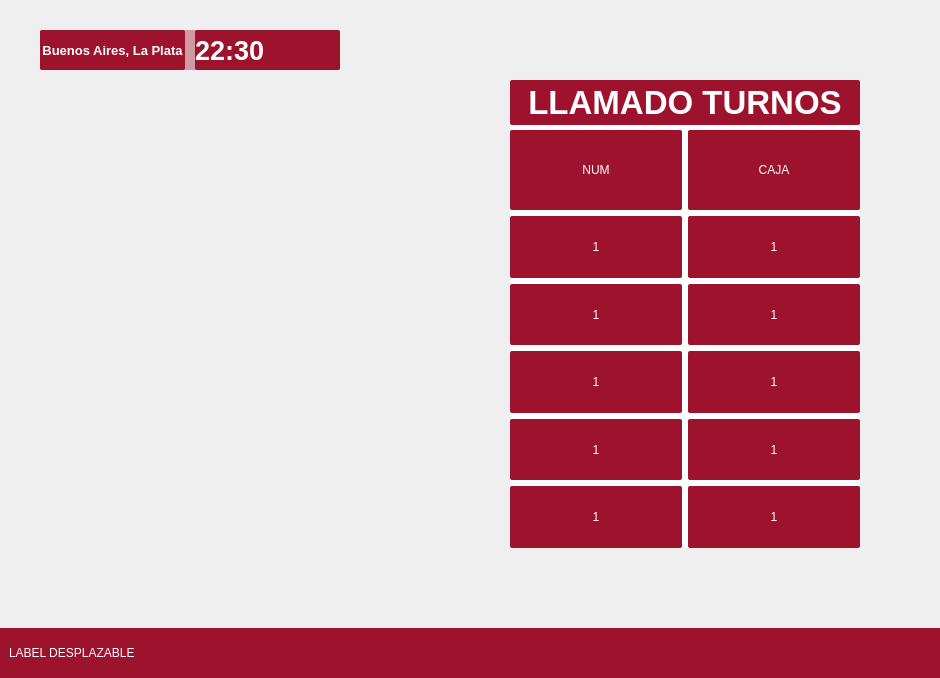
Gonzaloned/ProgramaTicketera, file Display/newDisplay.ui: the form before one commit.
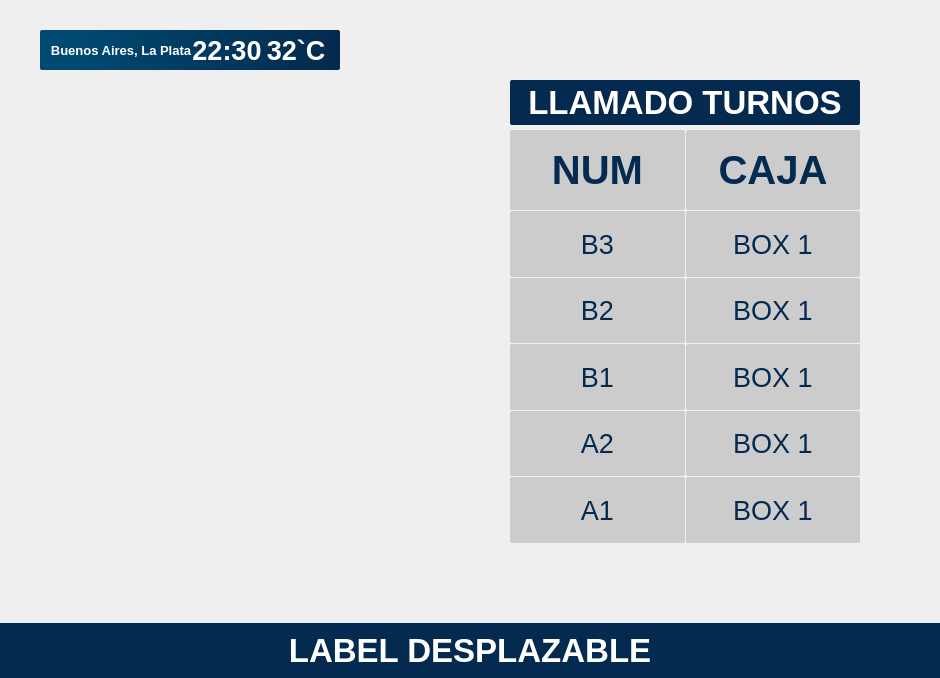
The form after the commit. Icons and pictures are not drawn.

```diff
--- a/Display/newDisplay.ui
+++ b/Display/newDisplay.ui
@@ -6,7 +6,7 @@
    <rect>
     <x>0</x>
     <y>0</y>
-    <width>899</width>
+    <width>940</width>
     <height>678</height>
    </rect>
   </property>
@@ -14,31 +14,35 @@
    <string>MainWindow</string>
   </property>
   <property name="styleSheet">
-   <string notr="true">#top {
-	background-color: rgba(157, 19, 45,100);
+   <string notr="true">#borde_top {
+	background-color: qlineargradient(spread:pad, x1:0.977, y1:0.636409, x2:0.125, y2:0.636636, stop:0 rgba(4, 42, 79,255), stop:1 rgba(0, 73, 113,255));
 	border-radius:2px;
 }
+#borde_top QLabel{
+	color:white;
+}
 
 #widget{
-	background-image: url(:/img/src/img/fondotransparente.jpg);
+	background-image: url(:/img/src/img/grisSinFondo.jpg);
 }
 
-#bottom{
-background-color: rgb(157, 19, 45);
-}
+
 
 #borde_imagen{
-border-image: url(:/img/src/img/fondo_sin.jpg);
+	border-image: url(:/img/src/img/fondo_sin.jpg);
 	border-radius:10px;
 }
 
 #imagen{
 	
-	border-image: url(:/img/src/img/fondo.jpg);
+	border-image: url(:/img/src/img/logo.jpeg);
 	
-	
 }
-
+#titulo_llamado{
+	background-color: rgb(4, 42, 79);
+	color:white;
+	border-radius:2px;
+}
 #borde_turnos{
 	
 
@@ -46,22 +50,24 @@
 	
 }
 
-#base_turnos{
-background-color: white;
+#nums QLabel{
+	background-color: rgb(204, 204, 204);
 
-}
+	color:	rgb(4, 42, 79);
+	border-radius:2px;
 
-#base_nums{
-
 }
-#base_titulo{
 
+#borde_bottom{
+	background-color: rgb(4, 42, 79);
+	color:white;
 }
-QLabel{
-background-color: rgb(157, 19, 45);
-color:white;
-border-radius:2px;
-}</string>
+#borde_bottom QLabel{
+	background-color: rgb(4, 42, 79);
+	color:white;
+}
+
+</string>
   </property>
   <widget class="QWidget" name="centralwidget">
    <layout class="QVBoxLayout" name="verticalLayout">
@@ -126,7 +132,7 @@
            <number>10</number>
           </property>
           <item>
-           <widget class="QWidget" name="top" native="true">
+           <widget class="QWidget" name="borde_top" native="true">
             <property name="sizePolicy">
              <sizepolicy hsizetype="Preferred" vsizetype="Preferred">
               <horstretch>0</horstretch>
@@ -147,16 +153,16 @@
             </property>
             <layout class="QHBoxLayout" name="horizontalLayout_10">
              <property name="spacing">
-              <number>10</number>
+              <number>0</number>
              </property>
              <property name="leftMargin">
-              <number>0</number>
+              <number>10</number>
              </property>
              <property name="topMargin">
               <number>0</number>
              </property>
              <property name="rightMargin">
-              <number>0</number>
+              <number>10</number>
              </property>
              <property name="bottomMargin">
               <number>0</number>
@@ -189,7 +195,23 @@
                 <string>22:30</string>
                </property>
                <property name="alignment">
-                <set>Qt::AlignLeading|Qt::AlignLeft|Qt::AlignVCenter</set>
+                <set>Qt::AlignCenter</set>
+               </property>
+              </widget>
+             </item>
+             <item>
+              <widget class="QLabel" name="label_4">
+               <property name="font">
+                <font>
+                 <pointsize>20</pointsize>
+                 <bold>true</bold>
+                </font>
+               </property>
+               <property name="text">
+                <string>32`C</string>
+               </property>
+               <property name="alignment">
+                <set>Qt::AlignCenter</set>
                </property>
               </widget>
              </item>
@@ -242,16 +264,16 @@
                </property>
                <layout class="QVBoxLayout" name="verticalLayout_4">
                 <property name="leftMargin">
-                 <number>20</number>
+                 <number>15</number>
                 </property>
                 <property name="topMargin">
-                 <number>20</number>
+                 <number>25</number>
                 </property>
                 <property name="rightMargin">
-                 <number>20</number>
+                 <number>15</number>
                 </property>
                 <property name="bottomMargin">
-                 <number>20</number>
+                 <number>25</number>
                 </property>
                 <item>
                  <widget class="QWidget" name="imagen" native="true"/>
@@ -344,7 +366,7 @@
                        <number>5</number>
                       </property>
                       <item>
-                       <widget class="QLabel" name="label">
+                       <widget class="QLabel" name="titulo_llamado">
                         <property name="font">
                          <font>
                           <pointsize>25</pointsize>
@@ -365,6 +387,9 @@
                    <item>
                     <widget class="QWidget" name="base_nums" native="true">
                      <layout class="QHBoxLayout" name="horizontalLayout_3">
+                      <property name="spacing">
+                       <number>0</number>
+                      </property>
                       <property name="leftMargin">
                        <number>0</number>
                       </property>
@@ -379,7 +404,15 @@
                       </property>
                       <item>
                        <widget class="QWidget" name="nums" native="true">
+                        <property name="font">
+                         <font>
+                          <pointsize>20</pointsize>
+                         </font>
+                        </property>
                         <layout class="QVBoxLayout" name="verticalLayout_7">
+                         <property name="spacing">
+                          <number>1</number>
+                         </property>
                          <property name="leftMargin">
                           <number>0</number>
                          </property>
@@ -401,6 +434,9 @@
                             </size>
                            </property>
                            <layout class="QHBoxLayout" name="horizontalLayout_4">
+                            <property name="spacing">
+                             <number>1</number>
+                            </property>
                             <property name="leftMargin">
                              <number>0</number>
                             </property>
@@ -433,6 +469,12 @@
                                </property>
                                <item>
                                 <widget class="QLabel" name="label_num">
+                                 <property name="font">
+                                  <font>
+                                   <pointsize>30</pointsize>
+                                   <bold>true</bold>
+                                  </font>
+                                 </property>
                                  <property name="text">
                                   <string>NUM</string>
                                  </property>
@@ -461,6 +503,12 @@
                                </property>
                                <item>
                                 <widget class="QLabel" name="label_caja">
+                                 <property name="font">
+                                  <font>
+                                   <pointsize>30</pointsize>
+                                   <bold>true</bold>
+                                  </font>
+                                 </property>
                                  <property name="text">
                                   <string>CAJA</string>
                                  </property>
@@ -478,6 +526,9 @@
                          <item>
                           <widget class="QWidget" name="box_1" native="true">
                            <layout class="QHBoxLayout" name="horizontalLayout_5">
+                            <property name="spacing">
+                             <number>1</number>
+                            </property>
                             <property name="leftMargin">
                              <number>0</number>
                             </property>
@@ -492,8 +543,13 @@
                             </property>
                             <item>
                              <widget class="QLabel" name="num1">
+                              <property name="font">
+                               <font>
+                                <pointsize>20</pointsize>
+                               </font>
+                              </property>
                               <property name="text">
-                               <string>1</string>
+                               <string>B3</string>
                               </property>
                               <property name="alignment">
                                <set>Qt::AlignCenter</set>
@@ -502,8 +558,14 @@
                             </item>
                             <item>
                              <widget class="QLabel" name="caja1">
+                              <property name="font">
+                               <font>
+                                <pointsize>20</pointsize>
+                                <bold>false</bold>
+                               </font>
+                              </property>
                               <property name="text">
-                               <string>1</string>
+                               <string>BOX 1</string>
                               </property>
                               <property name="alignment">
                                <set>Qt::AlignCenter</set>
@@ -516,6 +578,9 @@
                          <item>
                           <widget class="QWidget" name="box_2" native="true">
                            <layout class="QHBoxLayout" name="horizontalLayout_6">
+                            <property name="spacing">
+                             <number>1</number>
+                            </property>
                             <property name="leftMargin">
                              <number>0</number>
                             </property>
@@ -530,8 +595,13 @@
                             </property>
                             <item>
                              <widget class="QLabel" name="num2">
+                              <property name="font">
+                               <font>
+                                <pointsize>20</pointsize>
+                               </font>
+                              </property>
                               <property name="text">
-                               <string>1</string>
+                               <string>B2</string>
                               </property>
                               <property name="alignment">
                                <set>Qt::AlignCenter</set>
@@ -540,8 +610,13 @@
                             </item>
                             <item>
                              <widget class="QLabel" name="caja2">
+                              <property name="font">
+                               <font>
+                                <pointsize>20</pointsize>
+                               </font>
+                              </property>
                               <property name="text">
-                               <string>1</string>
+                               <string>BOX 1</string>
                               </property>
                               <property name="alignment">
                                <set>Qt::AlignCenter</set>
@@ -554,6 +629,9 @@
                          <item>
                           <widget class="QWidget" name="box_3" native="true">
                            <layout class="QHBoxLayout" name="horizontalLayout_7">
+                            <property name="spacing">
+                             <number>1</number>
+                            </property>
                             <property name="leftMargin">
                              <number>0</number>
                             </property>
@@ -568,8 +646,13 @@
                             </property>
                             <item>
                              <widget class="QLabel" name="num3">
+                              <property name="font">
+                               <font>
+                                <pointsize>20</pointsize>
+                               </font>
+                              </property>
                               <property name="text">
-                               <string>1</string>
+                               <string>B1</string>
                               </property>
                               <property name="alignment">
                                <set>Qt::AlignCenter</set>
@@ -578,8 +661,13 @@
                             </item>
                             <item>
                              <widget class="QLabel" name="caja3">
+                              <property name="font">
+                               <font>
+                                <pointsize>20</pointsize>
+                               </font>
+                              </property>
                               <property name="text">
-                               <string>1</string>
+                               <string>BOX 1</string>
                               </property>
                               <property name="alignment">
                                <set>Qt::AlignCenter</set>
@@ -592,6 +680,9 @@
                          <item>
                           <widget class="QWidget" name="box_4" native="true">
                            <layout class="QHBoxLayout" name="horizontalLayout_8">
+                            <property name="spacing">
+                             <number>1</number>
+                            </property>
                             <property name="leftMargin">
                              <number>0</number>
                             </property>
@@ -606,8 +697,13 @@
                             </property>
                             <item>
                              <widget class="QLabel" name="num4">
+                              <property name="font">
+                               <font>
+                                <pointsize>20</pointsize>
+                               </font>
+                              </property>
                               <property name="text">
-                               <string>1</string>
+                               <string>A2</string>
                               </property>
                               <property name="alignment">
                                <set>Qt::AlignCenter</set>
@@ -616,8 +712,13 @@
                             </item>
                             <item>
                              <widget class="QLabel" name="caja4">
+                              <property name="font">
+                               <font>
+                                <pointsize>20</pointsize>
+                               </font>
+                              </property>
                               <property name="text">
-                               <string>1</string>
+                               <string>BOX 1</string>
                               </property>
                               <property name="alignment">
                                <set>Qt::AlignCenter</set>
@@ -630,6 +731,9 @@
                          <item>
                           <widget class="QWidget" name="box_5" native="true">
                            <layout class="QHBoxLayout" name="horizontalLayout_9">
+                            <property name="spacing">
+                             <number>1</number>
+                            </property>
                             <property name="leftMargin">
                              <number>0</number>
                             </property>
@@ -644,8 +748,13 @@
                             </property>
                             <item>
                              <widget class="QLabel" name="num5">
+                              <property name="font">
+                               <font>
+                                <pointsize>20</pointsize>
+                               </font>
+                              </property>
                               <property name="text">
-                               <string>1</string>
+                               <string>A1</string>
                               </property>
                               <property name="alignment">
                                <set>Qt::AlignCenter</set>
@@ -654,8 +763,13 @@
                             </item>
                             <item>
                              <widget class="QLabel" name="caja5">
+                              <property name="font">
+                               <font>
+                                <pointsize>20</pointsize>
+                               </font>
+                              </property>
                               <property name="text">
-                               <string>1</string>
+                               <string>BOX 1</string>
                               </property>
                               <property name="alignment">
                                <set>Qt::AlignCenter</set>
@@ -684,7 +798,7 @@
         </widget>
        </item>
        <item>
-        <widget class="QWidget" name="bottom" native="true">
+        <widget class="QWidget" name="borde_bottom" native="true">
          <property name="sizePolicy">
           <sizepolicy hsizetype="Preferred" vsizetype="Fixed">
            <horstretch>0</horstretch>
@@ -700,9 +814,18 @@
          <layout class="QVBoxLayout" name="verticalLayout_11">
           <item>
            <widget class="QLabel" name="label_14">
+            <property name="font">
+             <font>
+              <pointsize>25</pointsize>
+              <bold>true</bold>
+             </font>
+            </property>
             <property name="text">
              <string>LABEL DESPLAZABLE</string>
             </property>
+            <property name="alignment">
+             <set>Qt::AlignCenter</set>
+            </property>
            </widget>
           </item>
          </layout>
```
